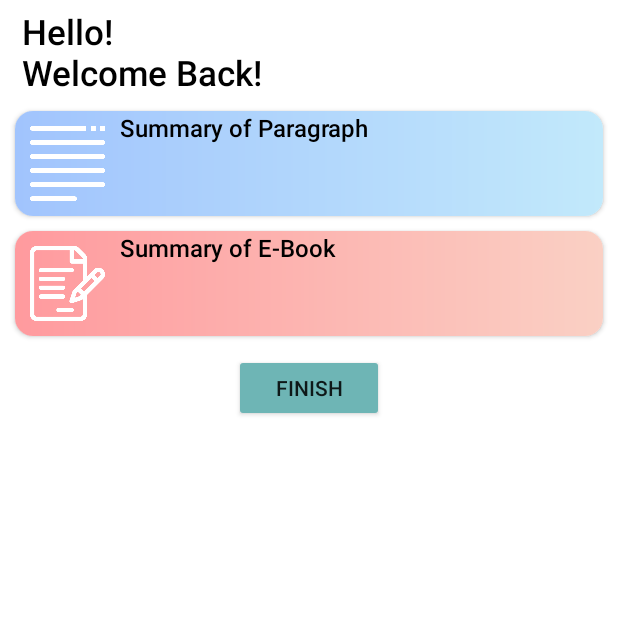
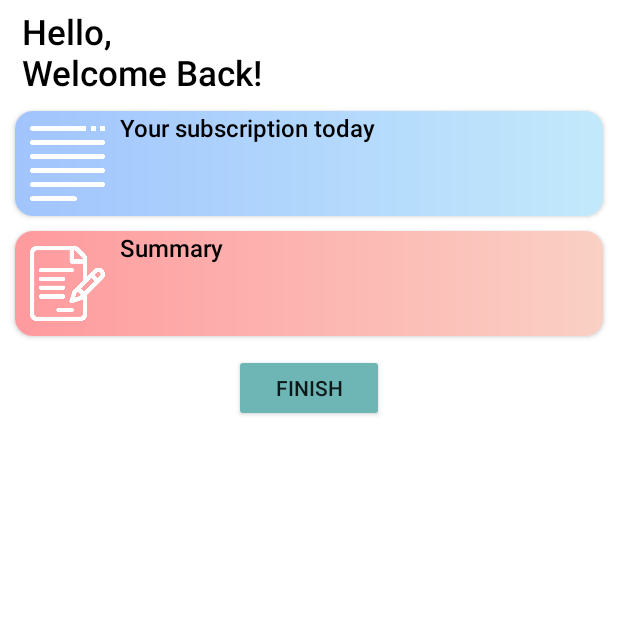
Before and after one commit to Atfssene/FRASA, an Android app: the SummaryActivity screen opened directly, with no data from a screen before it, on a phone screen of 412 x 824 dp, the top half of it. Run offline under Robolectric (Android 15) with nearby library versions, the phone set to English and light mode, and no system bars; 1 statement that could not run was skipped.

Commit message:
Finalizing text

```diff
--- a/app/src/main/java/com/example/frasa/ui/detail/DetailActivity.kt
+++ b/app/src/main/java/com/example/frasa/ui/detail/DetailActivity.kt
@@ -48,7 +48,7 @@ class DetailActivity : AppCompatActivity() {
         btn_subscribe.setOnClickListener {
             jsonData.put("judul", result.judul)
             viewModel.postParagraph(jsonData.parseJson())
-            Toast.makeText(this,"SUBSCRIBED!", Toast.LENGTH_SHORT).show()
+            Toast.makeText(this,"Subscribed, wait for notification later!", Toast.LENGTH_SHORT).show()
         }
 
         observeData()
--- a/app/src/main/res/layout/activity_summary.xml
+++ b/app/src/main/res/layout/activity_summary.xml
@@ -18,16 +18,16 @@
 
         <TextView
             android:id="@+id/title"
-        android:layout_marginTop="5dp"
             android:layout_width="match_parent"
             android:layout_height="wrap_content"
-        android:textStyle="bold"
+            android:layout_gravity="center"
             android:layout_marginLeft="10dp"
-        android:layout_gravity="center"
+            android:layout_marginTop="5dp"
+            android:fontFamily="sans-serif-light"
+            android:text="Hello, \nWelcome Back!"
+            android:textColor="@color/black"
             android:textSize="23sp"
-        android:textColor="@color/black"
-        android:fontFamily="sans-serif-light"
-        android:text="Hello! \nWelcome Back!"/>
+            android:textStyle="bold" />
 
     <androidx.cardview.widget.CardView
         android:id="@+id/text1"
--- a/app/src/main/res/values/strings.xml
+++ b/app/src/main/res/values/strings.xml
@@ -1,6 +1,6 @@
 <resources>
     <string name="app_name">FRASA</string>
-    <string name="tv_splash">an Application for you that has trouble reading book, especially e-books.</string>
+    <string name="tv_splash">Start transforming habits and release your superpower!</string>
     <string name="try_now">Try Now</string>
     <string name="title">The Lay of Thrym</string>
     <string name="text1"><b>D</b>alam kisah mitologi Nordik yang berjudul The Lay of Thrym mengisahkan suatu pagi Thor bangun dari tidurnya dan mendapati bahwa palunya hilang. Ini membuatnya begitu marah sehingga kedua tangannya gemetar dan jenggotnya bergoyang. Dengan ditemani saudaranya, Loki, dia pergi mendatangi Freyja untuk menanyakan apakah Loki boleh meminjam sayap Freyja agar dia dapat terbang ke Jotunheim, negeri para raksasa, dan mencari tahu apakah memang mereka yang telah mencuri palu Thor.
@@ -57,7 +57,7 @@
     <string name="sinopsis">Sinopsis</string>
     <string name="dummyText">Lorem ipsum dolor sit amet, consectetur adipiscing elit. Cras nisl leo, mollis vitae eros et, venenatis consectetur quam. Quisque blandit lacus quam, a aliquet nibh eleifend sit amet. Duis eleifend nisi leo, eu placerat arcu aliquet eu.</string>
     <string name="subscribe">Subscribe</string>
-    <string name="summary_of_paragraph">Summary of Paragraph</string>
-    <string name="summary_of_e_book">Summary of E-Book</string>
+    <string name="summary_of_paragraph">Your subscription today</string>
+    <string name="summary_of_e_book">Summary</string>
 
 </resources>
```
Lines whose indentation alone changed are shown as unchanged.
